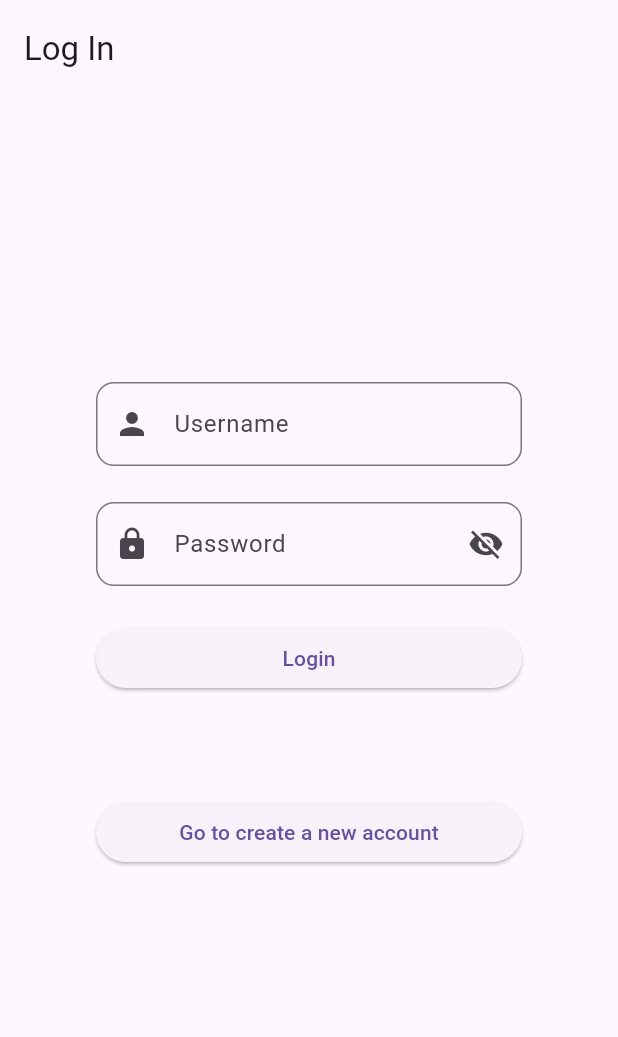
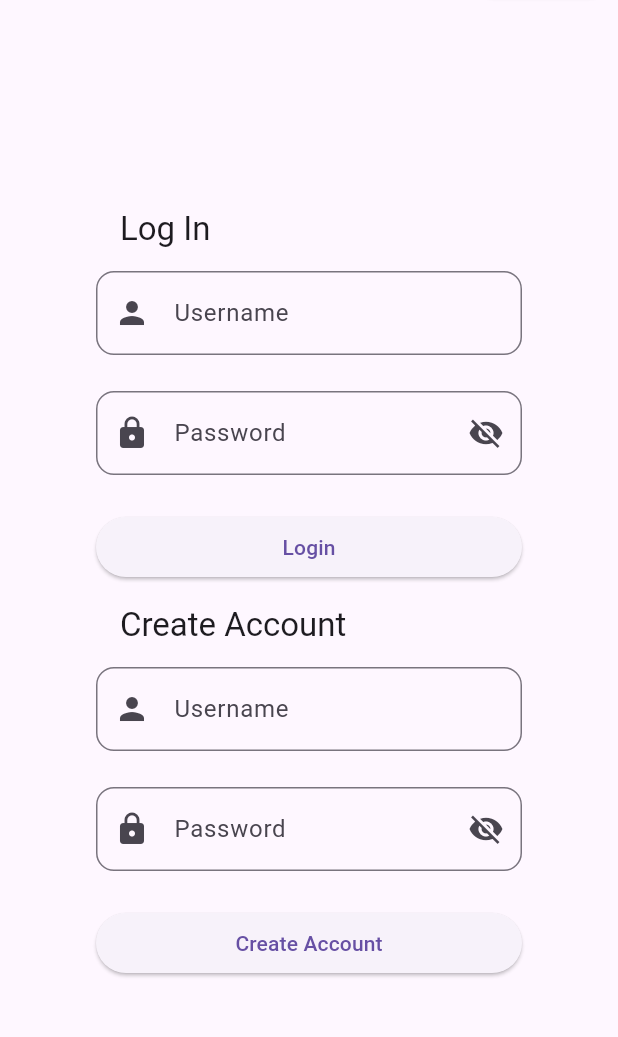
Before and after one commit to Nathan2055/csc4360-activity16-firebaseauth, a Flutter app: the screen it shows after launch, on a phone screen of 412 x 824 dp, the part 77-1114 px from its top. Run offline on Flutter 3.47's test engine with Material 3 defaults, Android fonts, the phone set to English and light mode, and no system bars; our stand-ins replace cloud_firestore, firebase_auth, firebase_core; accounts and stored records are empty.

Commit message:
Finish main interface

```diff
--- a/lib/main.dart
+++ b/lib/main.dart
@@ -1,4 +1,5 @@
 import 'package:firebaseauth/authservice.dart';
+import 'package:firebaseauth/screens/create_account_screen.dart';
 import 'package:firebaseauth/screens/login_screen.dart';
 import 'package:firebaseauth/screens/profile_screen.dart';
 import 'package:flutter/material.dart';
@@ -95,7 +96,22 @@ class _MyHomePageState extends State<MyHomePage> {
           }
 
           if (!snapshot.hasData) {
-            return LoginScreen();
+            return Scaffold(
+              //appBar: AppBar(title: const Text('Log In')),
+              body: Center(
+                child: SingleChildScrollView(
+                  padding: const EdgeInsets.all(64.0),
+                  child: Column(
+                    children: [
+                      AppBar(title: const Text('Log In')),
+                      LoginScreen(),
+                      AppBar(title: const Text('Create Account')),
+                      CreateAccountScreen(),
+                    ],
+                  ),
+                ),
+              ),
+            );
           }
 
           final user = snapshot.data!;
--- a/lib/screens/create_account_screen.dart
+++ b/lib/screens/create_account_screen.dart
@@ -67,12 +67,7 @@ class _CreateAccountScreenState extends State<CreateAccountScreen> {
 
   @override
   Widget build(BuildContext context) {
-    return Scaffold(
-      appBar: AppBar(title: const Text('Create an Account')),
-      body: Center(
-        child: SingleChildScrollView(
-          padding: const EdgeInsets.all(64.0),
-          child: Form(
+    return Form(
       key: _formKey,
       child: Column(
         mainAxisAlignment: MainAxisAlignment.center,
@@ -103,9 +98,7 @@ class _CreateAccountScreenState extends State<CreateAccountScreen> {
               ),
               suffixIcon: IconButton(
                 icon: Icon(
-                        _isPasswordVisible
-                            ? Icons.visibility
-                            : Icons.visibility_off,
+                  _isPasswordVisible ? Icons.visibility : Icons.visibility_off,
                 ),
                 onPressed: () {
                   setState(() {
@@ -125,6 +118,7 @@ class _CreateAccountScreenState extends State<CreateAccountScreen> {
             ),
           ),
 
+          /*
           // Switch to login screen button
           SizedBox(height: 20),
           ElevatedButton(
@@ -134,10 +128,8 @@ class _CreateAccountScreenState extends State<CreateAccountScreen> {
               children: [Text('Go to log into an existing account')],
             ),
           ),
+          */
         ],
-            ),
-          ),
-        ),
       ),
     );
     ;
--- a/lib/screens/login_screen.dart
+++ b/lib/screens/login_screen.dart
@@ -94,12 +94,7 @@ class _LoginScreenState extends State<LoginScreen> {
 
   @override
   Widget build(BuildContext context) {
-    return Scaffold(
-      appBar: AppBar(title: const Text('Log In')),
-      body: Center(
-        child: SingleChildScrollView(
-          padding: const EdgeInsets.all(64.0),
-          child: Form(
+    return Form(
       key: _formKey,
       child: Column(
         mainAxisAlignment: MainAxisAlignment.center,
@@ -130,9 +125,7 @@ class _LoginScreenState extends State<LoginScreen> {
               ),
               suffixIcon: IconButton(
                 icon: Icon(
-                        _isPasswordVisible
-                            ? Icons.visibility
-                            : Icons.visibility_off,
+                  _isPasswordVisible ? Icons.visibility : Icons.visibility_off,
                 ),
                 onPressed: () {
                   setState(() {
@@ -152,6 +145,7 @@ class _LoginScreenState extends State<LoginScreen> {
             ),
           ),
 
+          /*
           // Switch to login screen button
           SizedBox(height: 20),
           ElevatedButton(
@@ -161,10 +155,8 @@ class _LoginScreenState extends State<LoginScreen> {
               children: [Text('Go to create a new account')],
             ),
           ),
+          */
         ],
-            ),
-          ),
-        ),
       ),
     );
     ;
```
Lines whose indentation alone changed are shown as unchanged.
